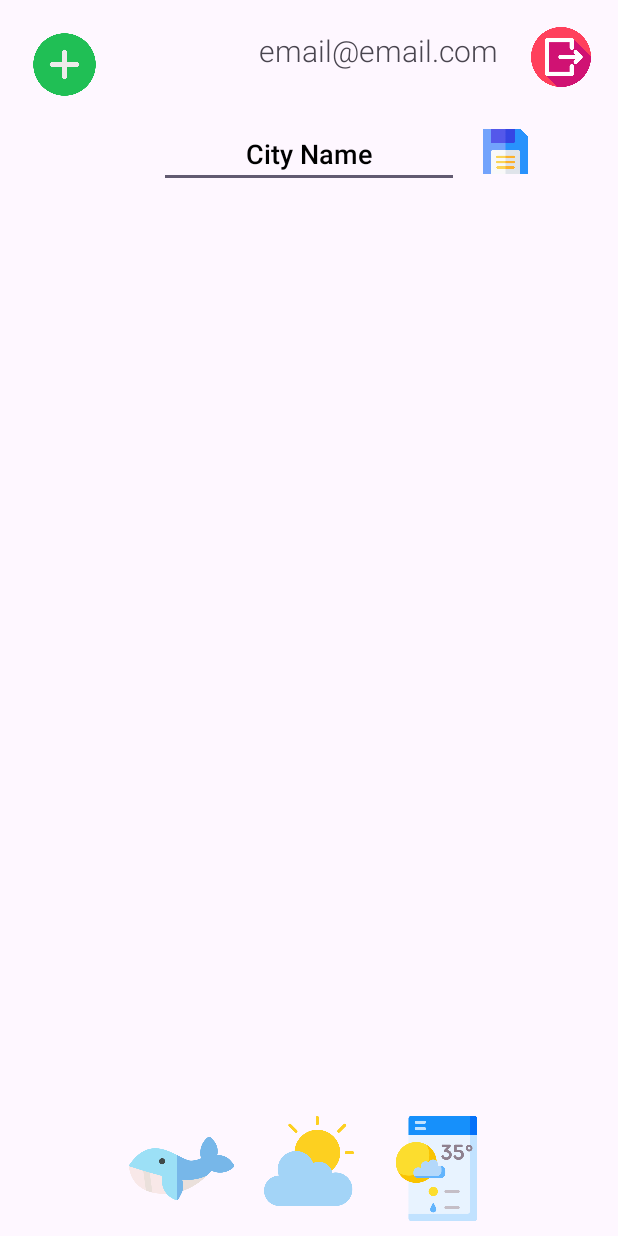
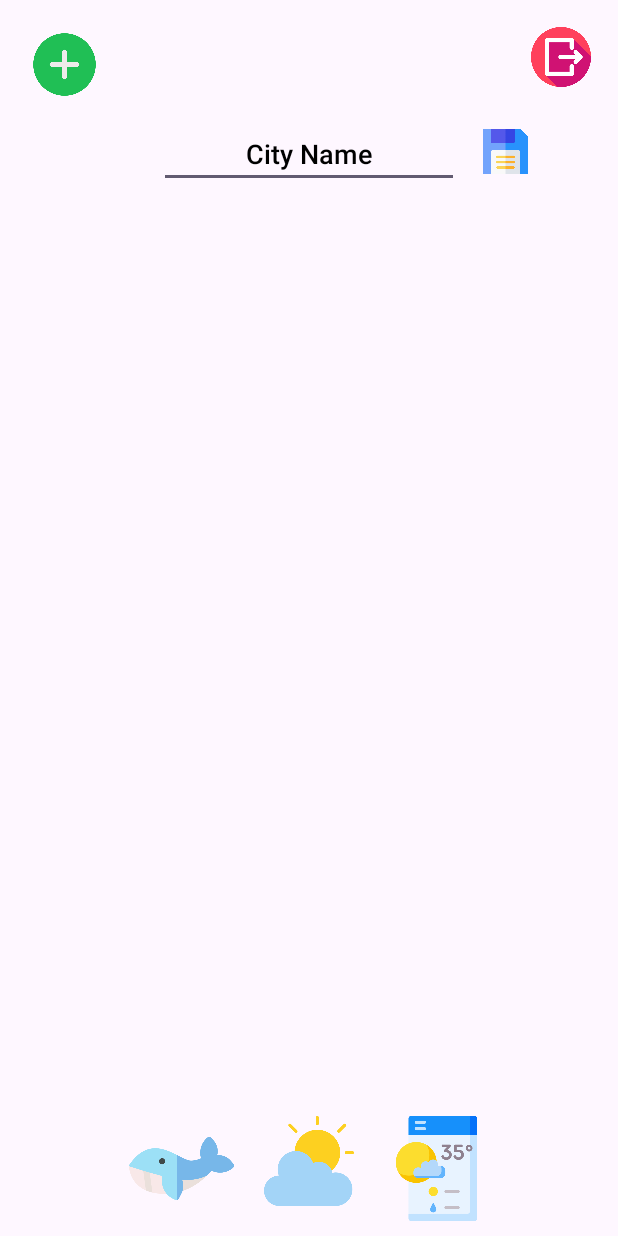
Before and after one commit to ChrisX21/Fishing_App, an Android app: the screen it shows after launch once a user with an empty profile is signed in (MainActivity), on a phone screen of 412 x 824 dp. Run offline under Robolectric (Android 15) with nearby library versions, the phone set to English and light mode, and no system bars; our stand-ins replace Firebase (no records; nobody signed in at launch, a user with empty details on screens opened directly), Room's generated code.

Commit message:
Full user functionality active! Available features: Login/Register/Logout. Display of users email. :)

```diff
--- a/app/src/main/java/com/example/fishingapp/Activity/MainActivity.java
+++ b/app/src/main/java/com/example/fishingapp/Activity/MainActivity.java
@@ -1,9 +1,11 @@
 package com.example.fishingapp.Activity;
 
+import android.content.Intent;
 import android.content.SharedPreferences;
 import android.os.Bundle;
 import android.widget.EditText;
 import android.widget.ImageButton;
+import android.widget.TextView;
 import android.widget.Toast;
 
 import androidx.activity.EdgeToEdge;
@@ -24,6 +26,7 @@ import com.example.fishingapp.Model.ForecastResponse;
 import com.example.fishingapp.Model.WeatherResponse;
 import com.example.fishingapp.R;
 import com.example.fishingapp.Web.FishingAppApiClient;
+import com.google.firebase.auth.FirebaseAuth;
 
 import java.util.List;
 
@@ -49,9 +52,13 @@ public class MainActivity extends AppCompatActivity {
             return insets;
         });
 
+        FirebaseAuth mAuth;
+
         db database= Room.databaseBuilder(getApplicationContext(), db.class, "fishing_posts")
                 .allowMainThreadQueries()
                 .build();
+
+        mAuth = FirebaseAuth.getInstance();
 
         ImageButton weatherBtn = findViewById(R.id.weatherBtn);
         ImageButton forecastBtn = findViewById(R.id.forecastBtn);
@@ -59,6 +66,17 @@ public class MainActivity extends AppCompatActivity {
         EditText cityName = findViewById(R.id.cityName);
         ImageButton saveButton = findViewById(R.id.saveButton);
         ImageButton createPostButton = findViewById(R.id.addButton);
+        TextView user = findViewById(R.id.user);
+        ImageButton logout = findViewById(R.id.logoutBtn);
+
+        user.setText(mAuth.getCurrentUser().getEmail());
+
+        logout.setOnClickListener(v -> {
+            mAuth.signOut();
+            Intent intent = new Intent(MainActivity.this, LoginActivity.class);
+            startActivity(intent);
+            finish();
+        });
 
         SharedPreferences sharedPreferences = getSharedPreferences("city", MODE_PRIVATE);
 
--- a/app/src/main/res/layout/activity_main.xml
+++ b/app/src/main/res/layout/activity_main.xml
@@ -18,6 +18,7 @@
         android:text="email@email.com"/>
 
     <ImageButton
+        android:id="@+id/logoutBtn"
         android:layout_height="40dp"
         android:layout_width="40dp"
         android:layout_alignParentEnd="true"
@@ -62,7 +63,7 @@
         android:layout_marginStart="18dp"
         android:layout_marginTop="18dp"
         android:layout_alignParentStart="true"
-        android:layout_alignParentTop="true"/>
+        android:layout_alignParentTop="true" />
 
     <include layout="@layout/navbar_layout"
         android:id="@+id/navbar" />
```
